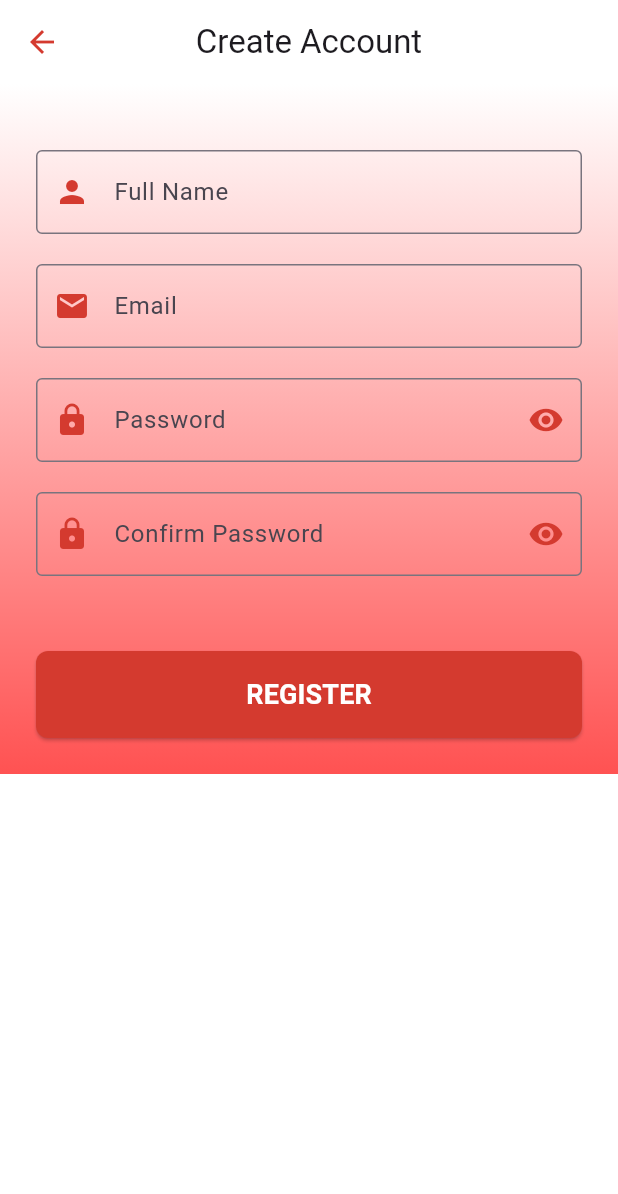
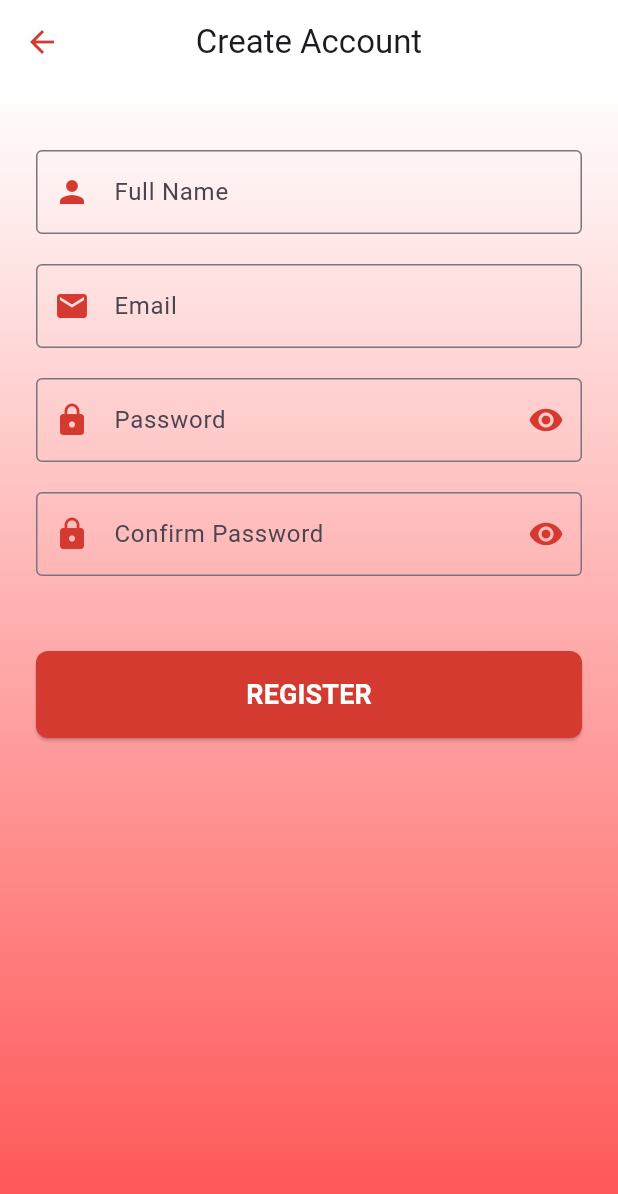
Before and after one commit to sa3eed24/hedeya, a Flutter app: the screen it shows after launch, after a tap on "LOGIN", after a tap on "Create an account", on a phone screen of 412 x 824 dp. Shown: the top 1194 px of the screen. Run offline on Flutter 3.47's test engine with Material 3 defaults, Android fonts, the phone set to English and light mode, and no system bars; our stand-ins replace cloud_firestore, firebase_auth, firebase_core, image_picker, lottie; accounts and stored records are empty.

Commit message:
refactor UI: enhance login and register pages with consistent gradient background and layout adjustments

```diff
--- a/lib/screens/login_page.dart
+++ b/lib/screens/login_page.dart
@@ -58,13 +58,16 @@ class _LoginPageState extends State<LoginPage> {
   @override
   Widget build(BuildContext context) {
     return Scaffold(
-      body:Container(
-        decoration: BoxDecoration(
+      body: Container(
+        width: double.infinity,
+        height: double.infinity,
+        decoration: const BoxDecoration(
           gradient: LinearGradient(
             begin: Alignment.topCenter,
             end: Alignment.bottomCenter,
             colors: [Colors.white, Colors.redAccent],
-    ),),
+          ),
+        ),
         child: SingleChildScrollView(
           child: Padding(
             padding: const EdgeInsets.all(24.0),
@@ -137,7 +140,7 @@ class _LoginPageState extends State<LoginPage> {
             ),
           ),
         ),
-    )
+      ),
     );
   }
 }
--- a/lib/screens/register_page.dart
+++ b/lib/screens/register_page.dart
@@ -36,12 +36,10 @@ class _RegisterPageState extends State<RegisterPage> {
     });
 
     try {
-      // First check if Firebase is initialized
       if (!Firebase.apps.isNotEmpty) {
         throw Exception('Firebase not initialized. Please restart the app.');
       }
 
-      // Create user with email and password
       final credential = await FirebaseAuth.instance
           .createUserWithEmailAndPassword(
         email: _emailController.text.trim(),
@@ -49,7 +47,6 @@ class _RegisterPageState extends State<RegisterPage> {
       )
           .timeout(const Duration(seconds: 30));
 
-      // Save user data to Firestore
       await FirebaseFirestore.instance
           .collection('users')
           .doc(credential.user!.uid)
@@ -118,8 +115,10 @@ class _RegisterPageState extends State<RegisterPage> {
         title: const Text('Create Account'),
         centerTitle: true,
       ),
-      body:Container(
-    decoration: BoxDecoration(
+      body: Container(
+        width: double.infinity,
+        height: double.infinity,
+        decoration: const BoxDecoration(
           gradient: LinearGradient(
             begin: Alignment.topCenter,
             end: Alignment.bottomCenter,
@@ -135,8 +134,6 @@ class _RegisterPageState extends State<RegisterPage> {
                 crossAxisAlignment: CrossAxisAlignment.stretch,
                 children: [
                   const SizedBox(height: 20),
-
-                // Full Name Field
                   TextFormField(
                     controller: _nameController,
                     decoration: const InputDecoration(
@@ -156,8 +153,6 @@ class _RegisterPageState extends State<RegisterPage> {
                     },
                   ),
                   const SizedBox(height: 20),
-
-                // Email Field
                   TextFormField(
                     controller: _emailController,
                     keyboardType: TextInputType.emailAddress,
@@ -178,8 +173,6 @@ class _RegisterPageState extends State<RegisterPage> {
                     },
                   ),
                   const SizedBox(height: 20),
-
-                // Password Field
                   TextFormField(
                     controller: _passwordController,
                     obscureText: _obscurePassword,
@@ -207,8 +200,6 @@ class _RegisterPageState extends State<RegisterPage> {
                     },
                   ),
                   const SizedBox(height: 20),
-
-                // Confirm Password Field
                   TextFormField(
                     controller: _confirmPasswordController,
                     obscureText: _obscureConfirmPassword,
@@ -236,8 +227,6 @@ class _RegisterPageState extends State<RegisterPage> {
                     },
                   ),
                   const SizedBox(height: 30),
-
-                // Error Message
                   if (_errorMessage != null)
                     Container(
                       padding: const EdgeInsets.all(12),
@@ -252,8 +241,6 @@ class _RegisterPageState extends State<RegisterPage> {
                       ),
                     ),
                   const SizedBox(height: 20),
-
-                // Register Button
                   ElevatedButton(
                     onPressed: _isLoading ? null : _registerUser,
                     style: ElevatedButton.styleFrom(
@@ -286,7 +273,7 @@ class _RegisterPageState extends State<RegisterPage> {
             ),
           ),
         ),
-    )
+      ),
     );
   }
-}//3san a3ml change
+}
```
Lines whose indentation alone changed are shown as unchanged.
